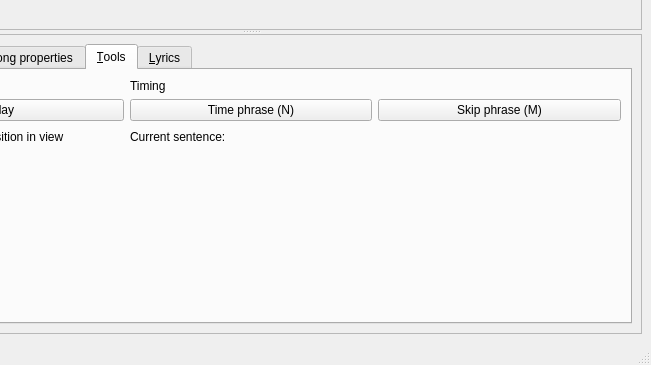
Above: editor.ui from performous/composer before the change; both pictures show x 149 to 800 and y 235 to 600 of the 800 by 600 pixel window. Below: the same form after it.
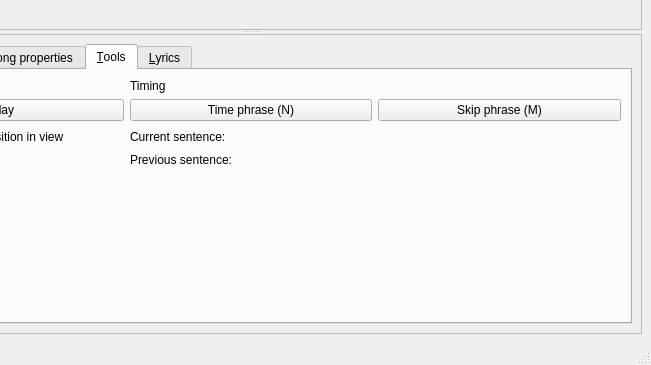
That is the form after the change. The open tabs and pages were chosen to show the change.

Commit message: Display also previous sentence and also highlight the selected word.

Patch:
```diff
--- a/editor.ui
+++ b/editor.ui
@@ -420,6 +420,13 @@
               </property>
              </widget>
             </item>
+            <item row="3" column="1" colspan="2">
+             <widget class="QLabel" name="lblPrevSentence">
+              <property name="text">
+               <string>Previous sentence:</string>
+              </property>
+             </widget>
+            </item>
            </layout>
           </widget>
           <widget class="QWidget" name="tabLyrics">
```
The commit also changes 3 other files.
